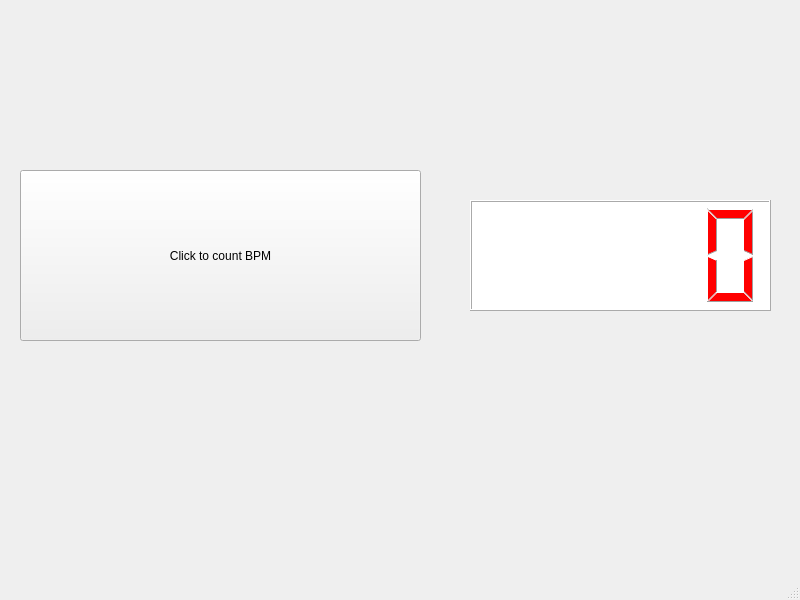
Qt form Metronome.ui (SarujT1302/AppDrummer) before a commit.
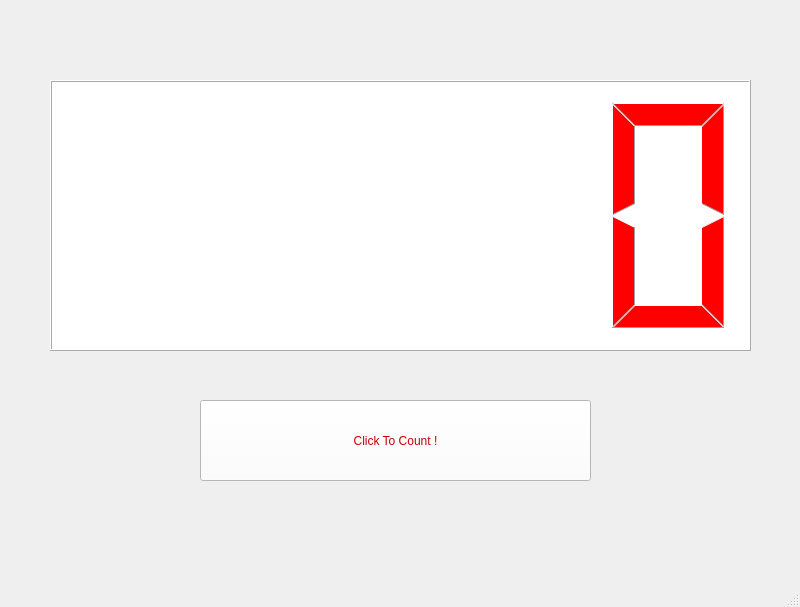
The same form after that commit. Icons and pictures are not drawn.

Commit message: ฟังชั่นMetronome

```diff
--- a/Metronome.ui
+++ b/Metronome.ui
@@ -7,38 +7,56 @@
     <x>0</x>
     <y>0</y>
     <width>800</width>
-    <height>600</height>
+    <height>607</height>
    </rect>
   </property>
   <property name="windowTitle">
    <string>MainWindow</string>
   </property>
+  <property name="styleSheet">
+   <string notr="true">background:url(:/newPrefix/รูปfrom internet/dark-blue-plain-wall-background_53876-92976.jpg)</string>
+  </property>
   <widget class="QWidget" name="centralwidget">
-   <widget class="QLCDNumber" name="lcdNumber">
+   <widget class="QWidget" name="horizontalLayoutWidget">
     <property name="geometry">
      <rect>
-      <x>470</x>
-      <y>200</y>
-      <width>301</width>
-      <height>111</height>
+      <x>50</x>
+      <y>80</y>
+      <width>701</width>
+      <height>271</height>
      </rect>
     </property>
-    <property name="styleSheet">
-     <string notr="true">color: rgb(255, 0, 0);
+    <layout class="QHBoxLayout" name="horizontalLayout">
+     <item>
+      <widget class="QLCDNumber" name="lcdNumber">
+       <property name="styleSheet">
+        <string notr="true">color: rgb(255, 0, 0);
+background-color: rgb(85, 170, 255);
+alternate-background-color: rgb(255, 255, 255);
+background-color: rgb(255, 255, 255);
 background-color: rgb(255, 255, 255);</string>
-    </property>
+       </property>
+      </widget>
+     </item>
+    </layout>
    </widget>
    <widget class="QPushButton" name="pushButton">
     <property name="geometry">
      <rect>
-      <x>20</x>
-      <y>170</y>
-      <width>401</width>
-      <height>171</height>
+      <x>200</x>
+      <y>400</y>
+      <width>391</width>
+      <height>81</height>
      </rect>
     </property>
+    <property name="styleSheet">
+     <string notr="true">background-color: rgb(255, 255, 255);
+color: rgb(199, 0, 0);
+font: 75 16pt &quot;Rockwell&quot;;
+background-image: url(:/newPrefix/รูปfrom internet/3025528.jpg);</string>
+    </property>
     <property name="text">
-     <string>Click to count BPM</string>
+     <string>Click To Count !</string>
     </property>
    </widget>
   </widget>
```
Left out of the diff: 23 changed lines with no effect on the pictures. The commit also changes 6 other files.
